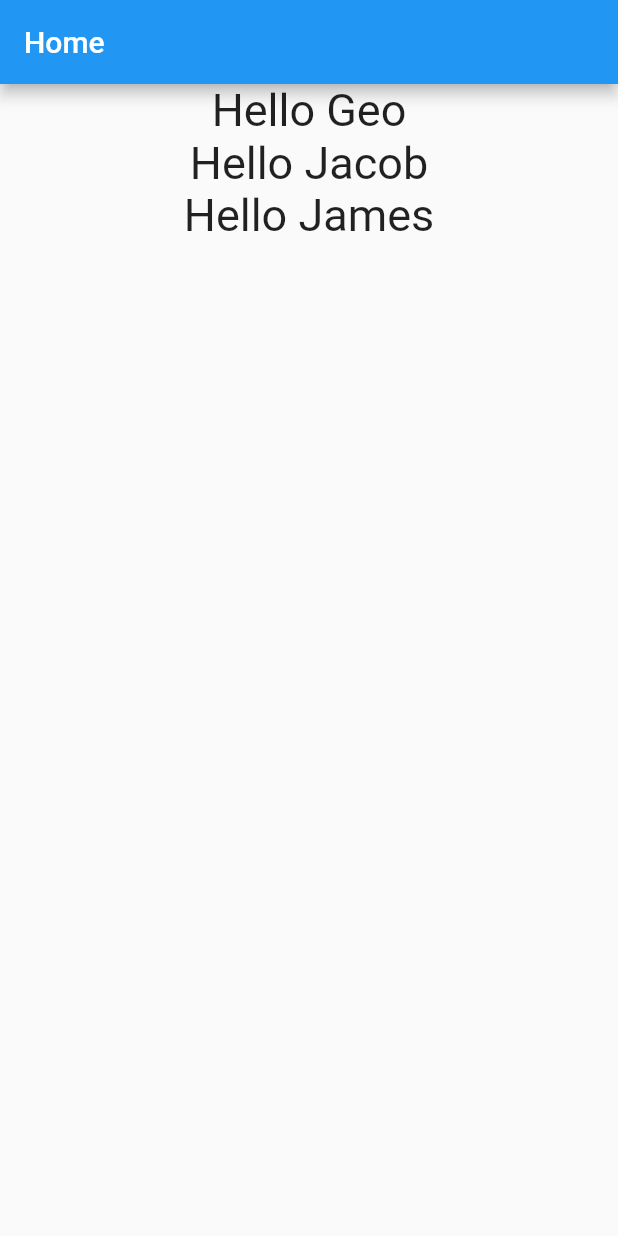
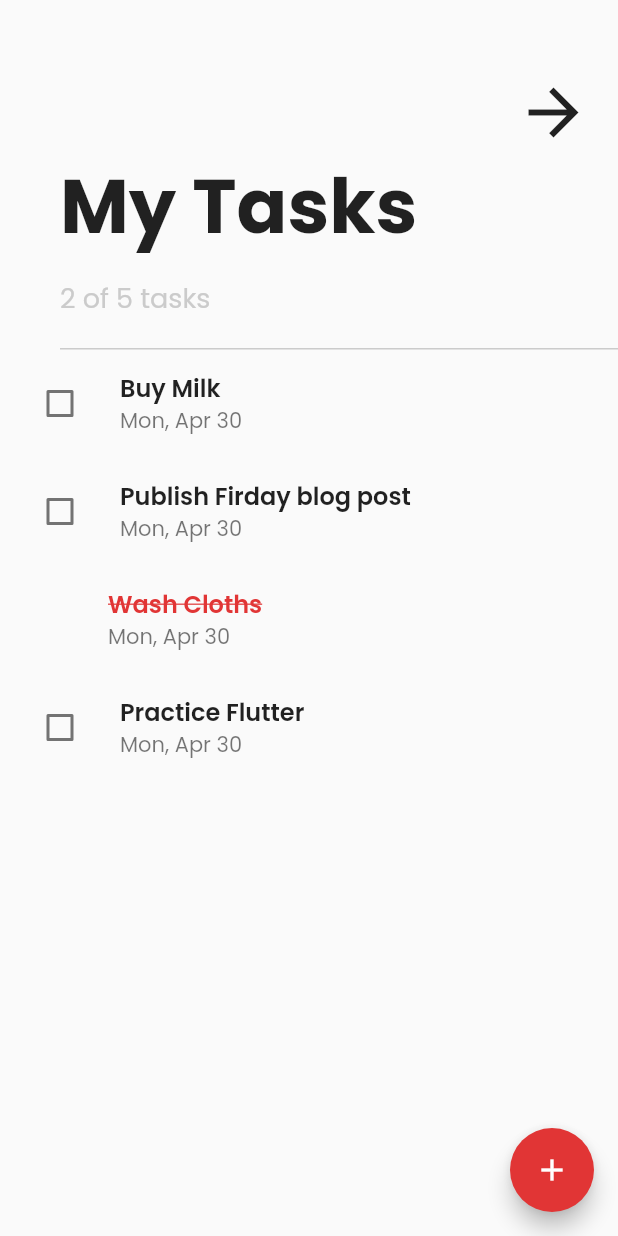
Before and after one commit to geojvallavancottu/Flutter-Course-Horizon, a Flutter app: the screen it shows after launch, on a phone screen of 412 x 824 dp. Run offline on Flutter 3.47's test engine with Material 2 defaults, Android fonts, the phone set to English and light mode, and no system bars; our stand-ins replace google_fonts.

Commit message:
02-aug-2020

```diff
--- /dev/null
+++ b/lib/forms/home.dart
@@ -0,0 +1,167 @@
+import 'package:flutter/material.dart';
+import './add_task.dart';
+
+class Home extends StatefulWidget {
+  Home({Key key}) : super(key: key);
+
+  @override
+  _HomeState createState() => _HomeState();
+}
+
+class _HomeState extends State<Home> {
+  bool c1 = false;
+  bool c2 = false;
+  bool c3 = false;
+  bool c4 = false;
+  @override
+  Widget build(BuildContext context) {
+    return Scaffold(
+        floatingActionButton: FloatingActionButton(
+          tooltip: "Add Task",
+          backgroundColor: Color(0xFFe13535),
+          onPressed: () {
+            Navigator.push(
+                context, MaterialPageRoute(builder: (context) => AddTask()));
+          },
+          child: Icon(Icons.add),
+        ),
+        body: SingleChildScrollView(
+          child: Column(
+            crossAxisAlignment: CrossAxisAlignment.start,
+            children: <Widget>[
+              Padding(
+                padding: const EdgeInsets.only(top: 50.0),
+                child: Row(
+                  mainAxisAlignment: MainAxisAlignment.end,
+                  children: <Widget>[
+                    Padding(
+                      padding: const EdgeInsets.only(right: 18.0),
+                      child: InkWell(
+                        onTap: () {
+                          Navigator.push(
+                              context,
+                              MaterialPageRoute(
+                                  builder: (context) => AddTask()));
+                        },
+                        child: Icon(
+                          Icons.arrow_forward,
+                          size: 50,
+                        ),
+                      ),
+                    ),
+                  ],
+                ),
+              ),
+              Padding(
+                padding: const EdgeInsets.only(left: 40.0),
+                child: Text(
+                  "My Tasks",
+                  style: TextStyle(fontSize: 50, fontWeight: FontWeight.bold),
+                ),
+              ),
+              SizedBox(height: 10),
+              Padding(
+                padding: const EdgeInsets.only(left: 40.0),
+                child: Text(
+                  "2 of 5 tasks",
+                  style: TextStyle(
+                    fontSize: 18.0,
+                    fontWeight: FontWeight.normal,
+                    color: Color(0xFFcbcbcb),
+                  ),
+                ),
+              ),
+              SizedBox(height: 20),
+              Padding(
+                padding: const EdgeInsets.only(left: 40.0),
+                child: Container(
+                  color: Color(0xFFcbcbcb),
+                  height: 1,
+                ),
+              ),
+              ListTile(
+                leading: Checkbox(
+                  onChanged: (bool value) {
+                    setState(() {
+                      c1 = value;
+                    });
+                  },
+                  value: c1,
+                ),
+                title: Text(
+                  "Buy Milk",
+                  style: TextStyle(fontSize: 16, fontWeight: FontWeight.w600),
+                ),
+                subtitle: Text("Mon, Apr 30"),
+              ),
+              Dismissible(
+                // secondaryBackground: Container(
+                //   color: Colors.orange,
+                //   child: Align(
+                //     // alignment: Alignment.centerLeft,
+                //     child: Icon(
+                //       Icons.delete,
+                //       color: Colors.white,
+                //     ),
+                //   ),
+                // ),
+                background: Container(
+                  color: Colors.red,
+                  child: Align(
+                    alignment: Alignment.centerRight,
+                    child: Icon(
+                      Icons.delete,
+                      color: Colors.white,
+                    ),
+                  ),
+                ),
+                key: Key('a'),
+                child: ListTile(
+                  leading: Checkbox(
+                    onChanged: (bool value) {
+                      setState(() {
+                        c2 = value;
+                      });
+                    },
+                    value: c2,
+                  ),
+                  title: Text(
+                    "Publish Firday blog post",
+                    style: TextStyle(fontSize: 16, fontWeight: FontWeight.w600),
+                  ),
+                  subtitle: Text("Mon, Apr 30"),
+                ),
+              ),
+              ListTile(
+                leading: SizedBox(),
+                title: Text(
+                  "Wash Cloths",
+                  style: TextStyle(
+                    decoration: TextDecoration.lineThrough,
+                    fontSize: 16,
+                    fontWeight: FontWeight.w600,
+                    color: Color(0xFFe13535),
+                  ),
+                ),
+                subtitle: Text("Mon, Apr 30"),
+              ),
+              ListTile(
+                leading: Checkbox(
+                  onChanged: (bool value) {
+                    setState(() {
+                      c4 = value;
+                    });
+                  },
+                  value: c4,
+                ),
+                title: Text(
+                  "Practice Flutter",
+                  style: TextStyle(fontSize: 16, fontWeight: FontWeight.w600),
+                ),
+                subtitle: Text("Mon, Apr 30"),
+              ),
+            ],
+          ),
+        ));
+  }
+}
--- a/lib/main.dart
+++ b/lib/main.dart
@@ -1,38 +1,25 @@
 import 'package:flutter/material.dart';
+import 'package:google_fonts/google_fonts.dart';
+import './forms/home.dart';
 
-main() {
-  print("Hello");
-  runApp(
-    MaterialApp(
-      home: Scaffold(
-        appBar: AppBar(
-          title: Text("Home"),
-        ),
-        body: Column(
-          children: <Widget>[
-            Start("Geo"),
-            Start("Jacob"),
-            Start("James"),
-          ],
-        ),
-      ),
-    ),
-  );
+void main() {
+  runApp(MyApp());
 }
 
-class Start extends StatelessWidget {
-  final String text;
-
-  Start(this.text);
-
+class MyApp extends StatelessWidget {
+  // This widget is the root of your application.
   @override
   Widget build(BuildContext context) {
-    return Center(
-      child: Text(
-        "Hello $text",
-        textDirection: TextDirection.ltr,
-        style: TextStyle(fontSize: 30.0),
-      ),
+    return MaterialApp(
+      debugShowCheckedModeBanner: false,
+      title: 'Flutter Demo',
+      theme: ThemeData(
+          primarySwatch: Colors.blue,
+          visualDensity: VisualDensity.adaptivePlatformDensity,
+          textTheme: GoogleFonts.poppinsTextTheme(
+            Theme.of(context).textTheme,
+          ),),
+      home: Home(),
     );
   }
 }
--- a/pubspec.yaml
+++ b/pubspec.yaml
@@ -23,6 +23,8 @@ environment:
 dependencies:
   flutter:
     sdk: flutter
+  google_fonts: ^1.1.0
+  intl: ^0.16.1
 
 
   # The following adds the Cupertino Icons font to your application.
```
Also changed, not shown: lib/forms/add_task.dart (added, +123 -0 lines), pubspec.lock, 2 other files.
